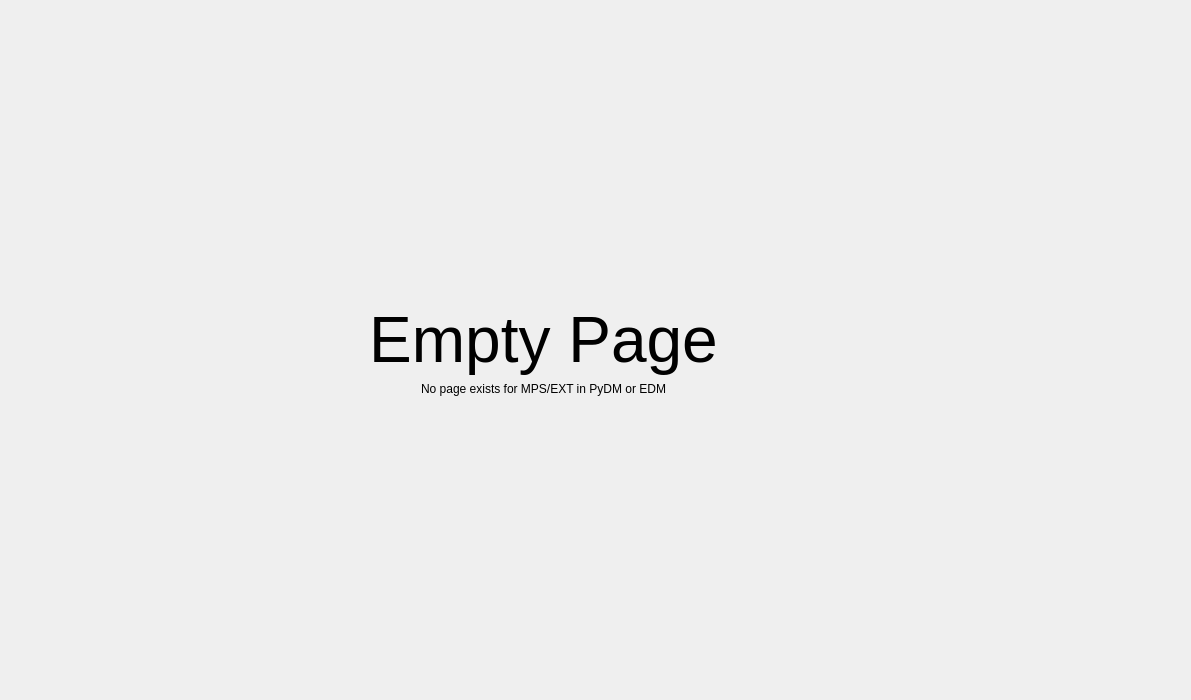
This is dasel_main.ui in ad-build-test/pydm-mps as Qt 5 draws it before an edit. The edited form follows.
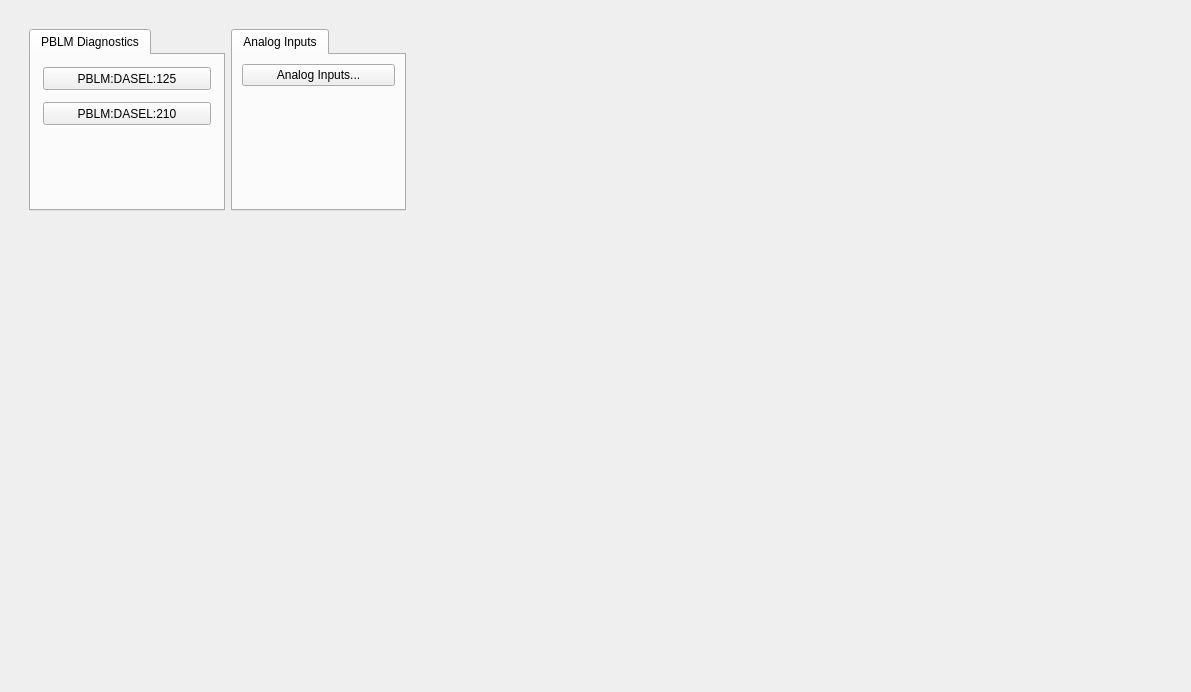
This is the edited form. Custom widgets are drawn as their Qt base class.

Commit message: Add dasel pblms

Diff of the .ui file:
```diff
--- a/dasel_main.ui
+++ b/dasel_main.ui
@@ -7,7 +7,7 @@
     <x>0</x>
     <y>0</y>
     <width>1191</width>
-    <height>700</height>
+    <height>692</height>
    </rect>
   </property>
   <property name="windowTitle">
@@ -24,82 +24,6 @@
      </property>
      <layout class="QGridLayout" name="gridLayout_6">
       <item row="0" column="1">
-       <widget class="QFrame" name="frame_2">
-        <property name="frameShape">
-         <enum>QFrame::NoFrame</enum>
-        </property>
-        <property name="frameShadow">
-         <enum>QFrame::Plain</enum>
-        </property>
-        <layout class="QVBoxLayout" name="verticalLayout">
-         <item>
-          <spacer name="verticalSpacer_2">
-           <property name="orientation">
-            <enum>Qt::Vertical</enum>
-           </property>
-           <property name="sizeHint" stdset="0">
-            <size>
-             <width>20</width>
-             <height>40</height>
-            </size>
-           </property>
-          </spacer>
-         </item>
-         <item>
-          <widget class="QLabel" name="label">
-           <property name="font">
-            <font>
-             <pointsize>48</pointsize>
-            </font>
-           </property>
-           <property name="text">
-            <string>Empty Page</string>
-           </property>
-           <property name="alignment">
-            <set>Qt::AlignCenter</set>
-           </property>
-          </widget>
-         </item>
-         <item>
-          <widget class="QLabel" name="label_2">
-           <property name="text">
-            <string>No page exists for MPS/EXT in PyDM or EDM</string>
-           </property>
-           <property name="alignment">
-            <set>Qt::AlignCenter</set>
-           </property>
-          </widget>
-         </item>
-         <item>
-          <spacer name="verticalSpacer_3">
-           <property name="orientation">
-            <enum>Qt::Vertical</enum>
-           </property>
-           <property name="sizeHint" stdset="0">
-            <size>
-             <width>20</width>
-             <height>40</height>
-            </size>
-           </property>
-          </spacer>
-         </item>
-        </layout>
-       </widget>
-      </item>
-      <item row="0" column="2">
-       <spacer name="horizontalSpacer">
-        <property name="orientation">
-         <enum>Qt::Horizontal</enum>
-        </property>
-        <property name="sizeHint" stdset="0">
-         <size>
-          <width>40</width>
-          <height>20</height>
-         </size>
-        </property>
-       </spacer>
-      </item>
-      <item row="0" column="3">
        <widget class="QFrame" name="frame_4">
         <property name="frameShape">
          <enum>QFrame::NoFrame</enum>
@@ -108,7 +32,7 @@
          <enum>QFrame::Raised</enum>
         </property>
         <layout class="QGridLayout" name="gridLayout_5">
-         <item row="1" column="0">
+         <item row="1" column="1">
           <widget class="PyDMDrawingImage" name="PyDMDrawingImage_2">
            <property name="minimumSize">
             <size>
@@ -142,7 +66,7 @@
            </property>
           </widget>
          </item>
-         <item row="0" column="0">
+         <item row="0" column="1">
           <spacer name="verticalSpacer">
            <property name="orientation">
             <enum>Qt::Vertical</enum>
@@ -155,21 +79,357 @@
            </property>
           </spacer>
          </item>
+         <item row="0" column="0">
+          <spacer name="horizontalSpacer">
+           <property name="orientation">
+            <enum>Qt::Horizontal</enum>
+           </property>
+           <property name="sizeHint" stdset="0">
+            <size>
+             <width>40</width>
+             <height>20</height>
+            </size>
+           </property>
+          </spacer>
+         </item>
         </layout>
        </widget>
       </item>
       <item row="0" column="0">
-       <spacer name="horizontalSpacer_2">
-        <property name="orientation">
-         <enum>Qt::Horizontal</enum>
+       <widget class="QFrame" name="frame_2">
+        <property name="frameShape">
+         <enum>QFrame::NoFrame</enum>
         </property>
-        <property name="sizeHint" stdset="0">
-         <size>
-          <width>40</width>
-          <height>20</height>
-         </size>
+        <property name="frameShadow">
+         <enum>QFrame::Plain</enum>
         </property>
-       </spacer>
+        <layout class="QVBoxLayout" name="verticalLayout">
+         <item>
+          <layout class="QHBoxLayout" name="horizontalLayout">
+           <item>
+            <widget class="QTabWidget" name="tabWidget">
+             <property name="maximumSize">
+              <size>
+               <width>16777215</width>
+               <height>16777215</height>
+              </size>
+             </property>
+             <property name="currentIndex">
+              <number>0</number>
+             </property>
+             <widget class="QWidget" name="tab">
+              <attribute name="title">
+               <string>PBLM Diagnostics</string>
+              </attribute>
+              <layout class="QGridLayout" name="gridLayout_8">
+               <item row="3" column="0">
+                <widget class="PyDMFrame" name="PyDMFrame_4">
+                 <property name="minimumSize">
+                  <size>
+                   <width>174</width>
+                   <height>29</height>
+                  </size>
+                 </property>
+                 <property name="maximumSize">
+                  <size>
+                   <width>174</width>
+                   <height>29</height>
+                  </size>
+                 </property>
+                 <property name="toolTip">
+                  <string/>
+                 </property>
+                 <property name="alarmSensitiveBorder" stdset="0">
+                  <bool>true</bool>
+                 </property>
+                 <property name="channel" stdset="0">
+                  <string>PBLM:BPN21:424:UP_TIME_SECSUM</string>
+                 </property>
+                </widget>
+               </item>
+               <item row="0" column="0">
+                <widget class="PyDMFrame" name="PyDMFrame">
+                 <property name="minimumSize">
+                  <size>
+                   <width>174</width>
+                   <height>29</height>
+                  </size>
+                 </property>
+                 <property name="maximumSize">
+                  <size>
+                   <width>174</width>
+                   <height>29</height>
+                  </size>
+                 </property>
+                 <property name="toolTip">
+                  <string/>
+                 </property>
+                 <property name="alarmSensitiveBorder" stdset="0">
+                  <bool>true</bool>
+                 </property>
+                 <property name="channel" stdset="0">
+                  <string>PBLM:BPN22:424:UP_TIME_SECSUM</string>
+                 </property>
+                 <widget class="PyDMEDMDisplayButton" name="PyDMEDMDisplayButton_2">
+                  <property name="geometry">
+                   <rect>
+                    <x>3</x>
+                    <y>3</y>
+                    <width>168</width>
+                    <height>23</height>
+                   </rect>
+                  </property>
+                  <property name="minimumSize">
+                   <size>
+                    <width>150</width>
+                    <height>23</height>
+                   </size>
+                  </property>
+                  <property name="toolTip">
+                   <string/>
+                  </property>
+                  <property name="text">
+                   <string>PBLM:DASEL:125</string>
+                  </property>
+                  <property name="filenames" stdset="0">
+                   <stringlist>
+                    <string>$EDM/bcs/bcs_pblm_status.edl</string>
+                   </stringlist>
+                  </property>
+                  <property name="titles" stdset="0">
+                   <stringlist>
+                    <string></string>
+                   </stringlist>
+                  </property>
+                  <property name="showIcon" stdset="0">
+                   <bool>false</bool>
+                  </property>
+                  <property name="macros" stdset="0">
+                   <stringlist>
+                    <string>BLM=PBLM:DASEL:125</string>
+                   </stringlist>
+                  </property>
+                  <property name="openInNewWindow" stdset="0">
+                   <bool>true</bool>
+                  </property>
+                 </widget>
+                </widget>
+               </item>
+               <item row="2" column="0">
+                <widget class="PyDMFrame" name="PyDMFrame_3">
+                 <property name="minimumSize">
+                  <size>
+                   <width>174</width>
+                   <height>29</height>
+                  </size>
+                 </property>
+                 <property name="maximumSize">
+                  <size>
+                   <width>174</width>
+                   <height>29</height>
+                  </size>
+                 </property>
+                 <property name="toolTip">
+                  <string/>
+                 </property>
+                 <property name="alarmSensitiveBorder" stdset="0">
+                  <bool>true</bool>
+                 </property>
+                 <property name="channel" stdset="0">
+                  <string>PBLM:BPN26:424:UP_TIME_SECSUM</string>
+                 </property>
+                </widget>
+               </item>
+               <item row="1" column="0">
+                <widget class="PyDMFrame" name="PyDMFrame_2">
+                 <property name="minimumSize">
+                  <size>
+                   <width>174</width>
+                   <height>29</height>
+                  </size>
+                 </property>
+                 <property name="maximumSize">
+                  <size>
+                   <width>174</width>
+                   <height>29</height>
+                  </size>
+                 </property>
+                 <property name="toolTip">
+                  <string/>
+                 </property>
+                 <property name="alarmSensitiveBorder" stdset="0">
+                  <bool>true</bool>
+                 </property>
+                 <property name="channel" stdset="0">
+                  <string>PBLM:BPN25:424:UP_TIME_SECSUM</string>
+                 </property>
+                 <widget class="PyDMEDMDisplayButton" name="PyDMEDMDisplayButton_3">
+                  <property name="geometry">
+                   <rect>
+                    <x>3</x>
+                    <y>3</y>
+                    <width>168</width>
+                    <height>23</height>
+                   </rect>
+                  </property>
+                  <property name="toolTip">
+                   <string/>
+                  </property>
+                  <property name="text">
+                   <string>PBLM:DASEL:210</string>
+                  </property>
+                  <property name="filenames" stdset="0">
+                   <stringlist>
+                    <string>$EDM/bcs/bcs_pblm_status.edl</string>
+                   </stringlist>
+                  </property>
+                  <property name="titles" stdset="0">
+                   <stringlist>
+                    <string></string>
+                   </stringlist>
+                  </property>
+                  <property name="showIcon" stdset="0">
+                   <bool>false</bool>
+                  </property>
+                  <property name="macros" stdset="0">
+                   <stringlist>
+                    <string>BLM=PBLM:DASEL:210</string>
+                   </stringlist>
+                  </property>
+                  <property name="openInNewWindow" stdset="0">
+                   <bool>true</bool>
+                  </property>
+                 </widget>
+                </widget>
+               </item>
+              </layout>
+             </widget>
+            </widget>
+           </item>
+           <item>
+            <widget class="QTabWidget" name="tabWidget_2">
+             <property name="maximumSize">
+              <size>
+               <width>175</width>
+               <height>16777215</height>
+              </size>
+             </property>
+             <property name="currentIndex">
+              <number>0</number>
+             </property>
+             <widget class="QWidget" name="tab_6">
+              <attribute name="title">
+               <string>Analog Inputs</string>
+              </attribute>
+              <layout class="QGridLayout" name="gridLayout_7">
+               <item row="0" column="0">
+                <widget class="PyDMRelatedDisplayButton" name="PyDMRelatedDisplayButton_6">
+                 <property name="minimumSize">
+                  <size>
+                   <width>150</width>
+                   <height>20</height>
+                  </size>
+                 </property>
+                 <property name="toolTip">
+                  <string/>
+                 </property>
+                 <property name="text">
+                  <string>Analog Inputs...</string>
+                 </property>
+                 <property name="filenames" stdset="0">
+                  <stringlist>
+                   <string>mps_threshold_area.py</string>
+                  </stringlist>
+                 </property>
+                 <property name="showIcon" stdset="0">
+                  <bool>false</bool>
+                 </property>
+                 <property name="macros" stdset="0">
+                  <stringlist>
+                   <string>{&quot;AREA&quot;:&quot;BYP&quot;}</string>
+                  </stringlist>
+                 </property>
+                 <property name="openInNewWindow" stdset="0">
+                  <bool>true</bool>
+                 </property>
+                </widget>
+               </item>
+               <item row="1" column="0">
+                <spacer name="verticalSpacer_5">
+                 <property name="orientation">
+                  <enum>Qt::Vertical</enum>
+                 </property>
+                 <property name="sizeHint" stdset="0">
+                  <size>
+                   <width>20</width>
+                   <height>40</height>
+                  </size>
+                 </property>
+                </spacer>
+               </item>
+              </layout>
+             </widget>
+            </widget>
+           </item>
+           <item>
+            <spacer name="horizontalSpacer_2">
+             <property name="orientation">
+              <enum>Qt::Horizontal</enum>
+             </property>
+             <property name="sizeHint" stdset="0">
+              <size>
+               <width>40</width>
+               <height>20</height>
+              </size>
+             </property>
+            </spacer>
+           </item>
+          </layout>
+         </item>
+         <item>
+          <spacer name="verticalSpacer_4">
+           <property name="orientation">
+            <enum>Qt::Vertical</enum>
+           </property>
+           <property name="sizeHint" stdset="0">
+            <size>
+             <width>20</width>
+             <height>40</height>
+            </size>
+           </property>
+          </spacer>
+         </item>
+         <item>
+          <spacer name="verticalSpacer_3">
+           <property name="orientation">
+            <enum>Qt::Vertical</enum>
+           </property>
+           <property name="sizeHint" stdset="0">
+            <size>
+             <width>20</width>
+             <height>40</height>
+            </size>
+           </property>
+          </spacer>
+         </item>
+         <item>
+          <spacer name="verticalSpacer_2">
+           <property name="orientation">
+            <enum>Qt::Vertical</enum>
+           </property>
+           <property name="sizeType">
+            <enum>QSizePolicy::Expanding</enum>
+           </property>
+           <property name="sizeHint" stdset="0">
+            <size>
+             <width>20</width>
+             <height>40</height>
+            </size>
+           </property>
+          </spacer>
+         </item>
+        </layout>
+       </widget>
       </item>
      </layout>
     </widget>
@@ -177,11 +437,28 @@
   </layout>
  </widget>
  <customwidgets>
+  <customwidget>
+   <class>PyDMEDMDisplayButton</class>
+   <extends>PyDMRelatedDisplayButton</extends>
+   <header>edmbutton.edm_button</header>
+   <container>1</container>
+  </customwidget>
   <customwidget>
    <class>PyDMDrawingImage</class>
    <extends>QWidget</extends>
    <header>pydm.widgets.drawing</header>
   </customwidget>
+  <customwidget>
+   <class>PyDMFrame</class>
+   <extends>QFrame</extends>
+   <header>pydm.widgets.frame</header>
+   <container>1</container>
+  </customwidget>
+  <customwidget>
+   <class>PyDMRelatedDisplayButton</class>
+   <extends>QPushButton</extends>
+   <header>pydm.widgets.related_display_button</header>
+  </customwidget>
  </customwidgets>
  <resources/>
  <connections/>
```
